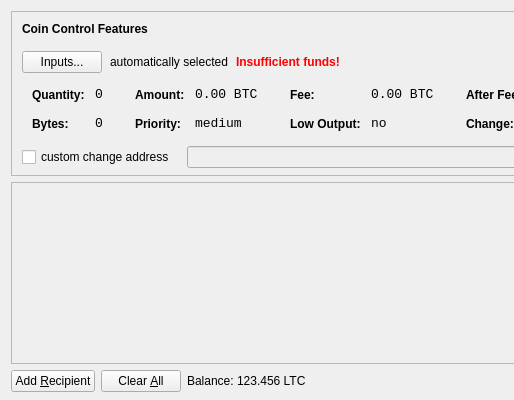
Above: src/qt/forms/sendcoinsdialog.ui from waveecoin/waveecoin before the change; both pictures show x 0 to 514 and y 0 to 400 of the 850 by 400 pixel window. Below: the same form after it.
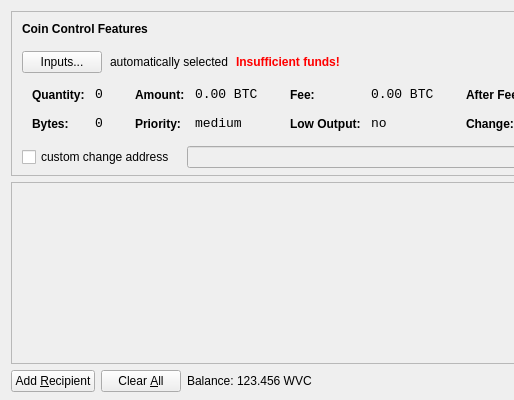
That is the form after the change. Icons and pictures are not drawn.

```diff
--- a/src/qt/forms/sendcoinsdialog.ui
+++ b/src/qt/forms/sendcoinsdialog.ui
@@ -720,7 +720,7 @@
           <cursorShape>IBeamCursor</cursorShape>
          </property>
          <property name="text">
-          <string>123.456 LTC</string>
+          <string>123.456 WVC</string>
          </property>
          <property name="textInteractionFlags">
           <set>Qt::LinksAccessibleByMouse|Qt::TextSelectableByKeyboard|Qt::TextSelectableByMouse</set>
```
